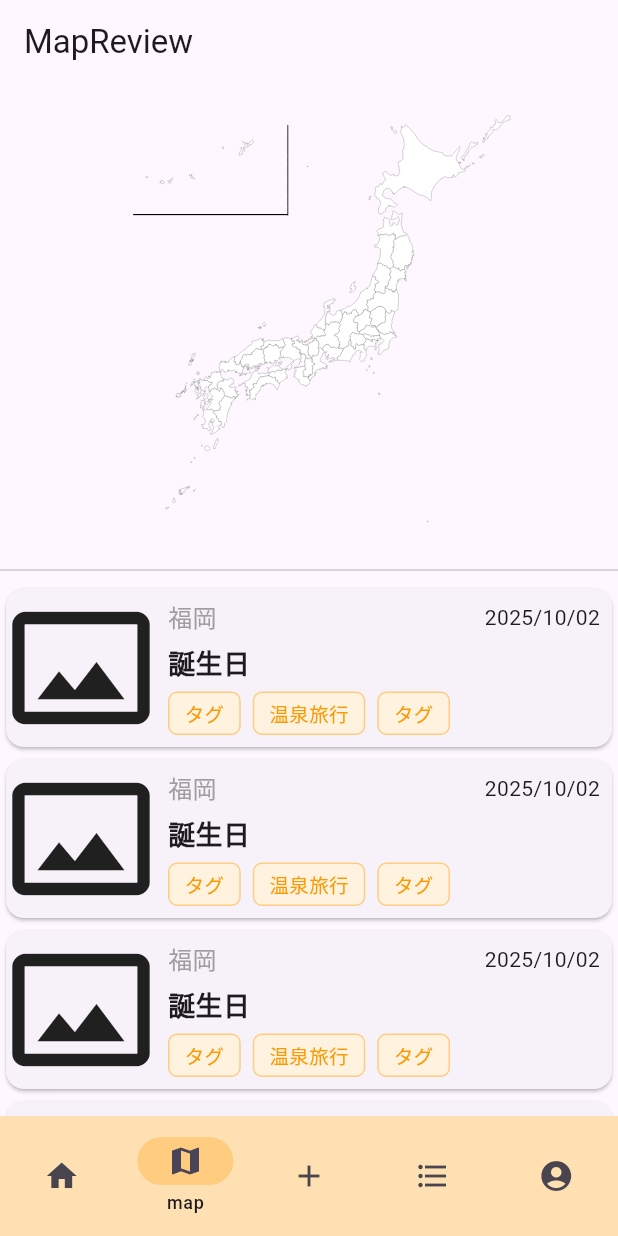
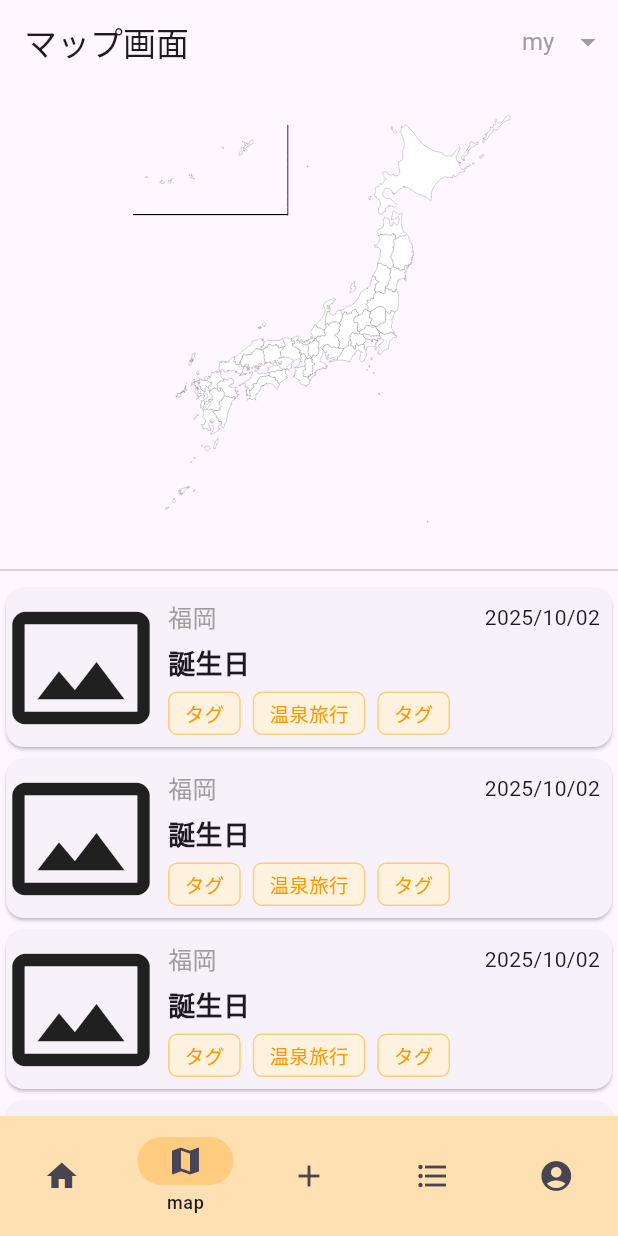
Before and after one commit to shota482/KENJOY, a Flutter app: the MapReviewPage screen opened by its route, on a phone screen of 412 x 824 dp. Run offline on Flutter 3.47's test engine with Material 3 defaults, Android fonts, the phone set to English and light mode, and no system bars; our stand-ins replace flutter_riverpod, flutter_svg, go_router, riverpod.

Commit message:
add: drop down menu for select map

```diff
--- a/StudioProjects/kenjoy/lib/features/record/map/mapReviewScreen.dart
+++ b/StudioProjects/kenjoy/lib/features/record/map/mapReviewScreen.dart
@@ -3,16 +3,66 @@ import 'package:flutter_svg/svg.dart' show SvgPicture;
 
 import 'mapReviewWidgets.dart';
 
-class MapReviewPage extends StatelessWidget {
+class MapReviewPage extends StatefulWidget {
   const MapReviewPage({super.key});
 
   static const path = '/map/review';
 
   @override
+  State<MapReviewPage> createState() => _MapReviewPageState();
+}
+
+class _MapReviewPageState extends State<MapReviewPage> {
+  String selectedMapType = 'my';
+  final mapTypes = ["my", '家族', '恋人'];
+
+  @override
   Widget build(BuildContext context) {
     return Scaffold(
       appBar: AppBar(
-          title: const Text('MapReview'),
+        title: const Text('マップ画面'),
+        actions: [
+          Padding(
+            padding: const EdgeInsets.only(right: 8.0),
+            child: DropdownButtonHideUnderline(
+              child: DropdownButton<String>(
+                value: selectedMapType,
+                icon: const Icon(Icons.arrow_drop_down, color: Colors.grey),
+                dropdownColor: Colors.grey[10],
+                style: const TextStyle(color: Colors.grey, fontSize: 16),
+                onChanged: (value) {
+                  setState(() {
+                    selectedMapType = value!;
+                  });
+                },
+                items: mapTypes.map((type) {
+                  return DropdownMenuItem<String>(
+                    value: type,
+                    child: Row(
+                      children: [
+
+                        const SizedBox(width: 8),
+                        Text(type, style: const TextStyle(color: Colors.grey)),
+                      ],
+                    ),
+                  );
+                }).toList(),
+                selectedItemBuilder: (context) {
+                  // AppBar 上に表示される部分
+                  return mapTypes.map((type) {
+                    return Row(
+                      children: [
+
+                        const SizedBox(width: 4),
+                        Text(type, style: const TextStyle(color: Colors.grey)),
+                      ],
+                    );
+                  }).toList();
+                },
+              ),
+            ),
+          ),
+        ],
       ),
       body: Column(
         mainAxisAlignment: MainAxisAlignment.center,
@@ -30,7 +80,6 @@ class MapReviewPage extends StatelessWidget {
             ),
           ),
           const Divider(),
-
           Expanded(
             child: ListView(
               children: [
@@ -39,36 +88,41 @@ class MapReviewPage extends StatelessWidget {
                   date: DateTime(2025, 10, 2),
                   pref: "福岡",
                   imageUrl: null,
-                    onTap: () {},),
+                  onTap: () {},
+                ),
                 RecordSummaryCard(
                   title: '誕生日',
                   date: DateTime(2025, 10, 2),
                   pref: "福岡",
                   imageUrl: null,
-                    onTap: () {},),
+                  onTap: () {},
+                ),
                 RecordSummaryCard(
                   title: '誕生日',
                   date: DateTime(2025, 10, 2),
                   pref: "福岡",
                   imageUrl: null,
-                    onTap: () {},),
+                  onTap: () {},
+                ),
                 RecordSummaryCard(
                   title: '誕生日',
                   date: DateTime(2025, 10, 2),
                   pref: "福岡",
                   imageUrl: null,
-                    onTap: () {},),
+                  onTap: () {},
+                ),
                 RecordSummaryCard(
                   title: '誕生日',
                   date: DateTime(2025, 10, 2),
                   pref: "福岡",
                   imageUrl: null,
-                    onTap: () {},),
+                  onTap: () {},
+                ),
               ],
             ),
           ),
         ],
-        )
+      ),
     );
   }
 }
```
Lines whose indentation alone changed are shown as unchanged.
